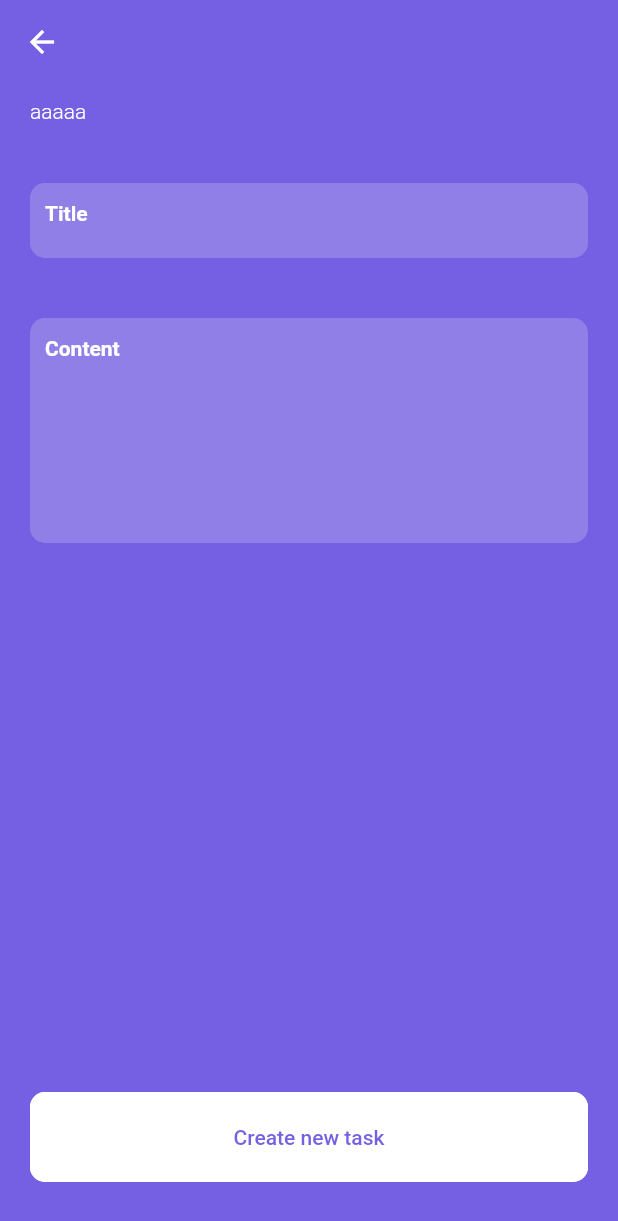
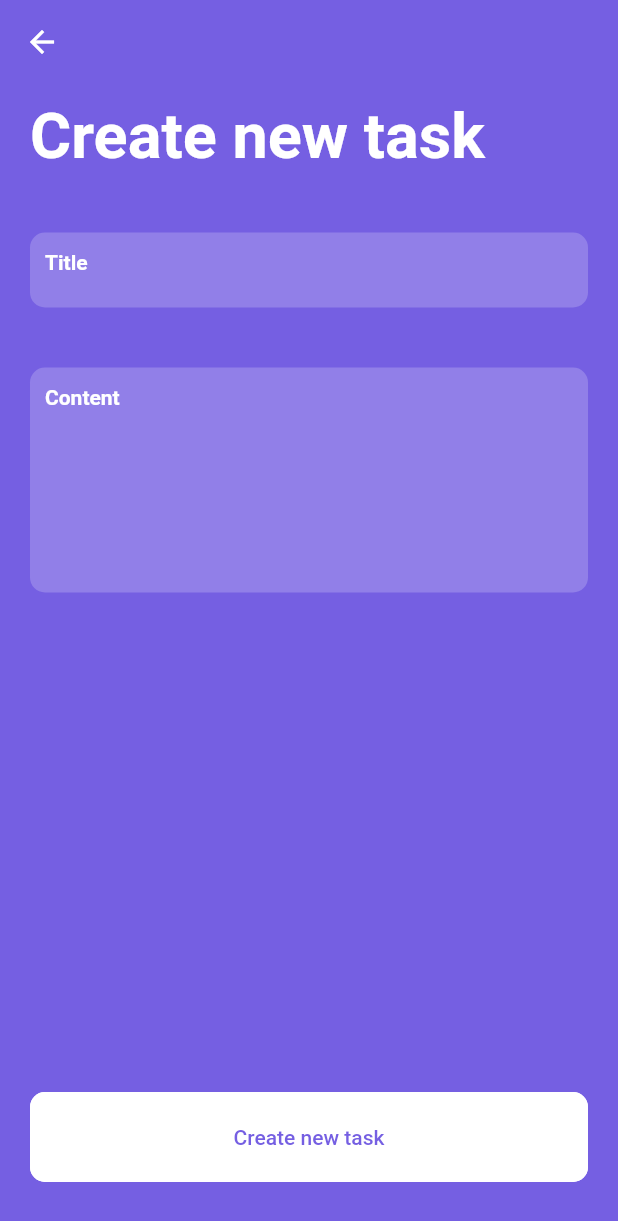
Before and after one commit to caiovini64/taskee, a Flutter app: the NewTaskPage screen opened directly, on a phone screen of 412 x 824 dp. Shown: the top 1221 px of the screen. Run offline on Flutter 3.47's test engine with Material 2 defaults, Android fonts, the phone set to English and light mode, and no system bars; our stand-ins replace bloc, dartz, device_preview, equatable, flutter_bloc, localstorage; statements that could not run were skipped.

Commit message:
create TitlePage widget

```diff
--- /dev/null
+++ b/lib/ui/pages/new_task/components/title_page.dart
@@ -0,0 +1,19 @@
+import 'package:flutter/material.dart';
+
+class TitlePage extends StatelessWidget {
+  const TitlePage({Key? key}) : super(key: key);
+
+  @override
+  Widget build(BuildContext context) {
+    return Padding(
+      padding: const EdgeInsets.only(right: 20.0),
+      child: Align(
+        alignment: Alignment.topLeft,
+        child: Text(
+          'Create new task',
+          style: Theme.of(context).textTheme.headline1,
+        ),
+      ),
+    );
+  }
+}
--- a/lib/ui/pages/new_task/new_task_page.dart
+++ b/lib/ui/pages/new_task/new_task_page.dart
@@ -4,10 +4,10 @@ import 'package:new_taskee/presentation/presenters/cubit/cubit_new_task_presente
 import 'package:new_taskee/ui/pages/new_task/components/content_input.dart';
 import 'package:new_taskee/ui/pages/new_task/components/create_task_button_widget.dart';
 import 'package:new_taskee/ui/pages/new_task/components/task_input.dart';
+import 'package:new_taskee/ui/pages/new_task/components/title_page.dart';
 
 class NewTaskPage extends StatelessWidget {
-  CubitNewTaskPresenter presenter;
-
+  final CubitNewTaskPresenter presenter;
   NewTaskPage({Key? key, required this.presenter}) : super(key: key);
 
   @override
@@ -28,10 +28,7 @@ class NewTaskPage extends StatelessWidget {
           ),
           child: Column(
             children: [
-              Align(
-                alignment: Alignment.topLeft,
-                child: Text('aaaaa'),
-              ),
+              TitlePage(),
               SizedBox(height: 40),
               TaskInput(),
               SizedBox(height: 40),
```
